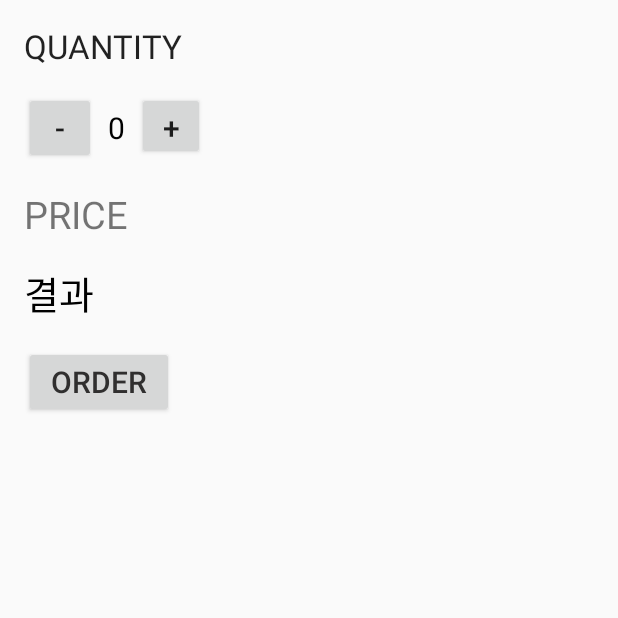
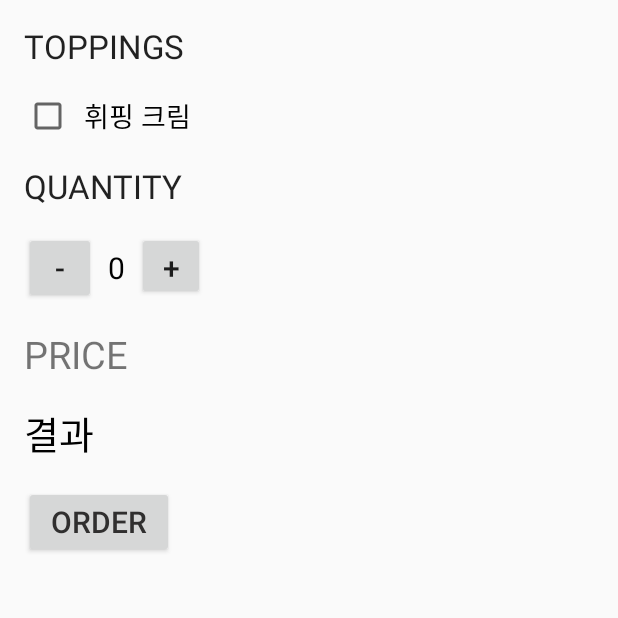
Before and after one commit to EunKeyong/MyFirstAndroidApp, an Android app: the screen it shows after launch (MainActivity), on a phone screen of 412 x 824 dp, the top half of it. Run offline under Robolectric (Android 15) with nearby library versions, the phone set to English and light mode, and no system bars.

Commit message:
커피앱 - scrollview, checkbox연습

```diff
--- a/app/src/main/java/com/example/byg/exam_0120/MainActivity.java
+++ b/app/src/main/java/com/example/byg/exam_0120/MainActivity.java
@@ -4,6 +4,8 @@ import android.os.Bundle;
 import android.support.v7.app.AppCompatActivity;
 import android.view.View;
 import android.widget.Button;
+import android.widget.CheckBox;
+import android.widget.CompoundButton;
 import android.widget.TextView;
 import android.widget.Toast;
 
@@ -14,15 +16,19 @@ public class MainActivity extends AppCompatActivity {
     public static final int QUANTITY_MIN = 0;
     public static final int QUANTITY_MAX = 10;
     public static final int COFFEE_PRICE = 3000;
+    public static final int CREAM_PRICE = 500;
 
     private Button mMinusButton;
     private Button mPlusButton;
     private Button mOrderButton;
     private TextView mQuantityTextView;
     private TextView mResultTextView;
+    private CheckBox mCreamCheckBox;
 
     // 수량을 나타내는 전역변수
     private int mQuantity;
+    // 휘핑크림
+    private boolean mIsCream;
 
     @Override
     protected void onCreate(Bundle savedInstanceState) {
@@ -39,6 +45,7 @@ public class MainActivity extends AppCompatActivity {
         mOrderButton = (Button) findViewById(R.id.order_button);
         mQuantityTextView = (TextView) findViewById(R.id.quantity_text);
         mResultTextView = (TextView) findViewById(R.id.result_text);
+        mCreamCheckBox = (CheckBox) findViewById(R.id.cream_check);
 
         // 무명 클래스
         mMinusButton.setOnClickListener(new View.OnClickListener() {
@@ -69,6 +76,16 @@ public class MainActivity extends AppCompatActivity {
             public void onClick(View view) {
                 String message = mResultTextView.getText().toString();
                 Toast.makeText(MainActivity.this, message, Toast.LENGTH_SHORT).show();
+                init();
+            }
+        });
+
+        mCreamCheckBox.setOnCheckedChangeListener(new CompoundButton.OnCheckedChangeListener() {
+            @Override
+            public void onCheckedChanged(CompoundButton buttonView, boolean isChecked) {
+                // 눌리면 true
+                mIsCream = isChecked;
+                displayResult();
             }
         });
     }
@@ -76,7 +93,13 @@ public class MainActivity extends AppCompatActivity {
     private void displayResult() {
         mQuantityTextView.setText("" + mQuantity);
 //        int price = COFFEE_PRICE;
-        String result = "가격 : " + (COFFEE_PRICE * mQuantity) + "원\n감사합니다.";
+        int total = COFFEE_PRICE * mQuantity;
+
+        if (mIsCream) {
+            total += CREAM_PRICE;
+        }
+        String result = String.format("가격 : %d원\n수량 : %d개\n휘핑크림 : %s\n감사합니다",
+                COFFEE_PRICE * mQuantity, mQuantity, mIsCream);
         mResultTextView.setText(result);
     }
 
--- a/app/src/main/res/layout/activity_coffeeorder.xml
+++ b/app/src/main/res/layout/activity_coffeeorder.xml
@@ -1,8 +1,7 @@
 <?xml version="1.0" encoding="utf-8"?>
-<LinearLayout xmlns:android="http://schemas.android.com/apk/res/android"
+<ScrollView xmlns:android="http://schemas.android.com/apk/res/android"
     android:layout_width="match_parent"
-    android:layout_height="match_parent"
-    android:orientation="vertical">
+    android:layout_height="match_parent">
 
     <LinearLayout
         android:layout_width="match_parent"
@@ -10,6 +9,23 @@
         android:layout_marginStart="16dp"
         android:orientation="vertical"
         android:paddingTop="16dp">
+
+        <TextView
+            android:layout_width="wrap_content"
+            android:layout_height="wrap_content"
+            android:layout_marginBottom="16dp"
+            android:text="Toppings"
+            android:textAllCaps="true"
+            android:textAppearance="?android:textAppearanceLarge" />
+
+        <CheckBox
+            android:id="@+id/cream_check"
+            android:layout_width="wrap_content"
+            android:layout_height="wrap_content"
+            android:layout_marginBottom="16dp"
+            android:paddingStart="8dp"
+            android:text="휘핑 크림"
+            android:textAppearance="?android:textAppearanceMedium" />
 
         <TextView
             android:layout_width="wrap_content"
@@ -72,4 +88,6 @@
             android:textColor="#302f2f"
             android:textSize="20sp" />
     </LinearLayout>
-</LinearLayout>
+
+
+</ScrollView>
```
